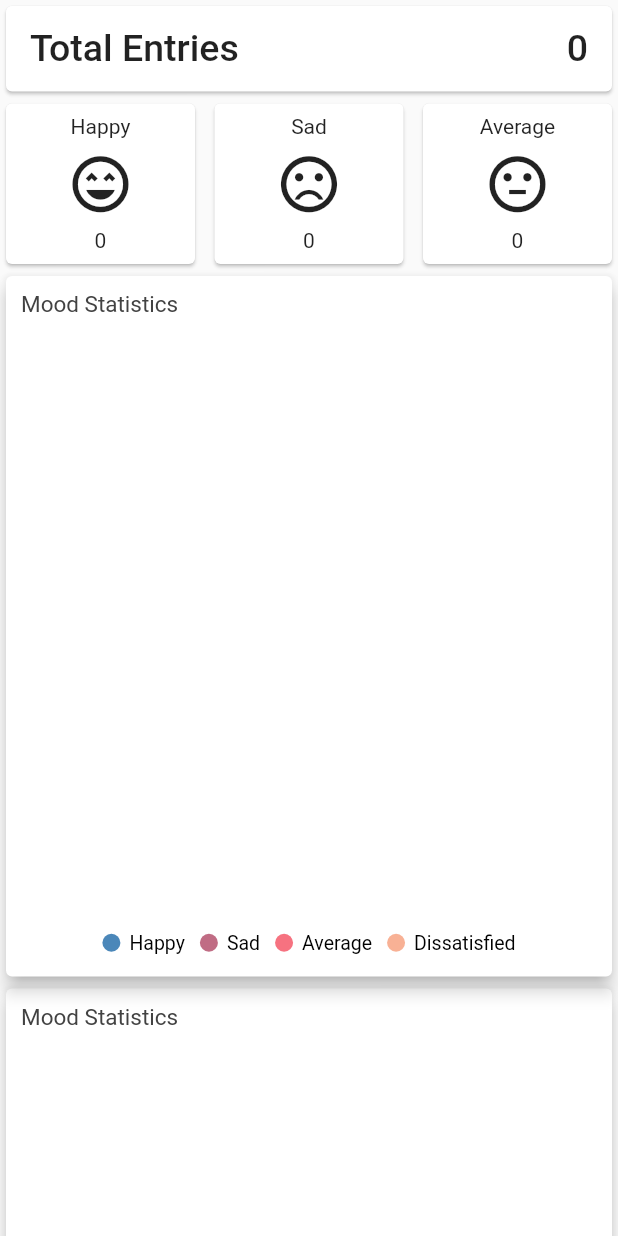
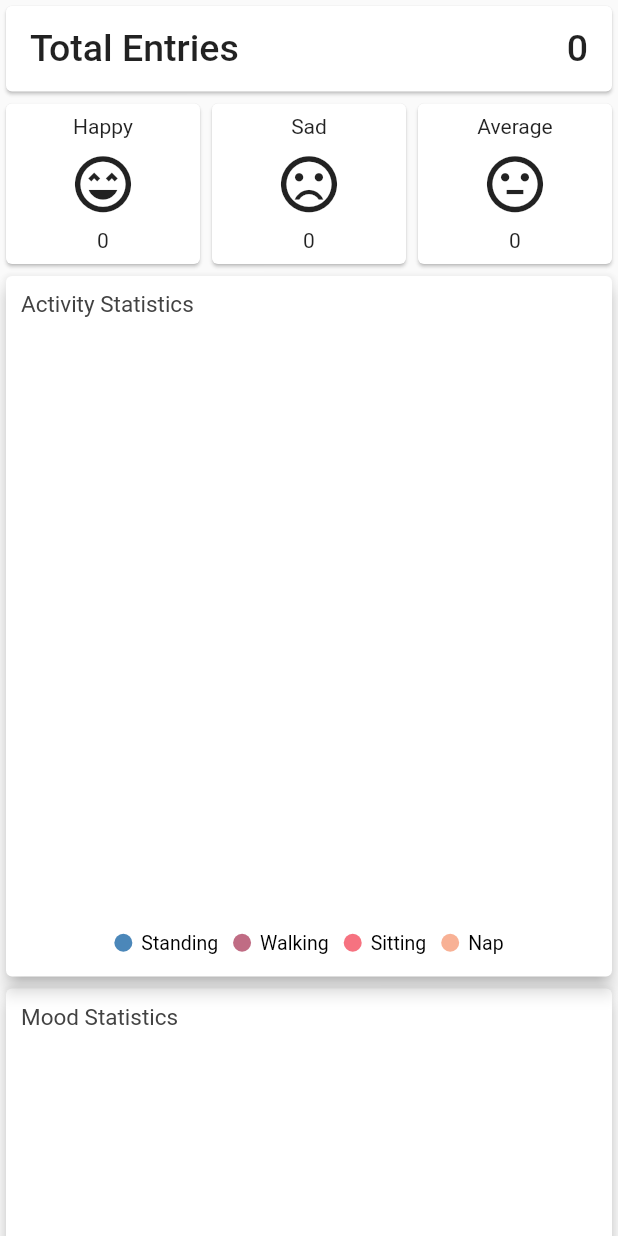
Before and after one commit to yrandyf/memoir_diary_app, a Flutter app: the AnalyticsScreen screen opened directly, on a phone screen of 412 x 824 dp. Run offline on Flutter 3.47's test engine with Material 2 defaults, Android fonts, the phone set to English and light mode, and no system bars; our stand-ins replace badges, cloud_firestore, firebase_auth, firebase_core, firebase_storage, flutter_slidable and 10 more; missing offline and left inert: activity_recognition_flutter, algolia, flutter_quill, google_place; accounts and stored records are empty.

Commit message:
minor fix

```diff
--- a/lib/screens/tabs/tab_4/analytics_screen.dart
+++ b/lib/screens/tabs/tab_4/analytics_screen.dart
@@ -85,8 +85,8 @@ class _AnalyticsScreenState extends State<AnalyticsScreen> {
           SliverGrid(
             gridDelegate: const SliverGridDelegateWithFixedCrossAxisCount(
                 crossAxisCount: 3,
-                mainAxisSpacing: 5,
-                crossAxisSpacing: 5,
+                mainAxisSpacing: 0,
+                crossAxisSpacing: 0,
                 mainAxisExtent: 115,
                 childAspectRatio: 1),
             delegate: SliverChildBuilderDelegate((context, index) {
@@ -110,17 +110,19 @@ class _AnalyticsScreenState extends State<AnalyticsScreen> {
                 elevation: 5,
                 child: SfCircularChart(
                   title: ChartTitle(
-                      text: 'Mood Statistics', alignment: ChartAlignment.near),
+                      text: 'Activity Statistics',
+                      alignment: ChartAlignment.near),
                   legend: Legend(
                       isVisible: true,
                       overflowMode: LegendItemOverflowMode.wrap),
-                  tooltipBehavior: _toolTipBehaviour,
+                  tooltipBehavior: _toolTipBehaviour2,
                   series: <CircularSeries>[
-                    PieSeries<MoodPieChartClass, String?>(
-                        dataSource: _moodData,
-                        xValueMapper: (MoodPieChartClass mood, _) => mood.mood,
-                        yValueMapper: (MoodPieChartClass mood, _) =>
-                            mood.moodCount,
+                    PieSeries<ActivityPieChartClass, String?>(
+                        dataSource: _actData,
+                        xValueMapper: (ActivityPieChartClass activity, _) =>
+                            activity.activity,
+                        yValueMapper: (ActivityPieChartClass activity, _) =>
+                            activity.actCount,
                         dataLabelSettings:
                             const DataLabelSettings(isVisible: true),
                         enableTooltip: true)
@@ -141,14 +143,13 @@ class _AnalyticsScreenState extends State<AnalyticsScreen> {
                   legend: Legend(
                       isVisible: true,
                       overflowMode: LegendItemOverflowMode.wrap),
-                  tooltipBehavior: _toolTipBehaviour2,
+                  tooltipBehavior: _toolTipBehaviour,
                   series: <CircularSeries>[
-                    PieSeries<ActivityPieChartClass, String?>(
-                        dataSource: _actData,
-                        xValueMapper: (ActivityPieChartClass activity, _) =>
-                            activity.activity,
-                        yValueMapper: (ActivityPieChartClass activity, _) =>
-                            activity.actCount,
+                    PieSeries<MoodPieChartClass, String?>(
+                        dataSource: _moodData,
+                        xValueMapper: (MoodPieChartClass mood, _) => mood.mood,
+                        yValueMapper: (MoodPieChartClass mood, _) =>
+                            mood.moodCount,
                         dataLabelSettings:
                             const DataLabelSettings(isVisible: true),
                         enableTooltip: true)
```
